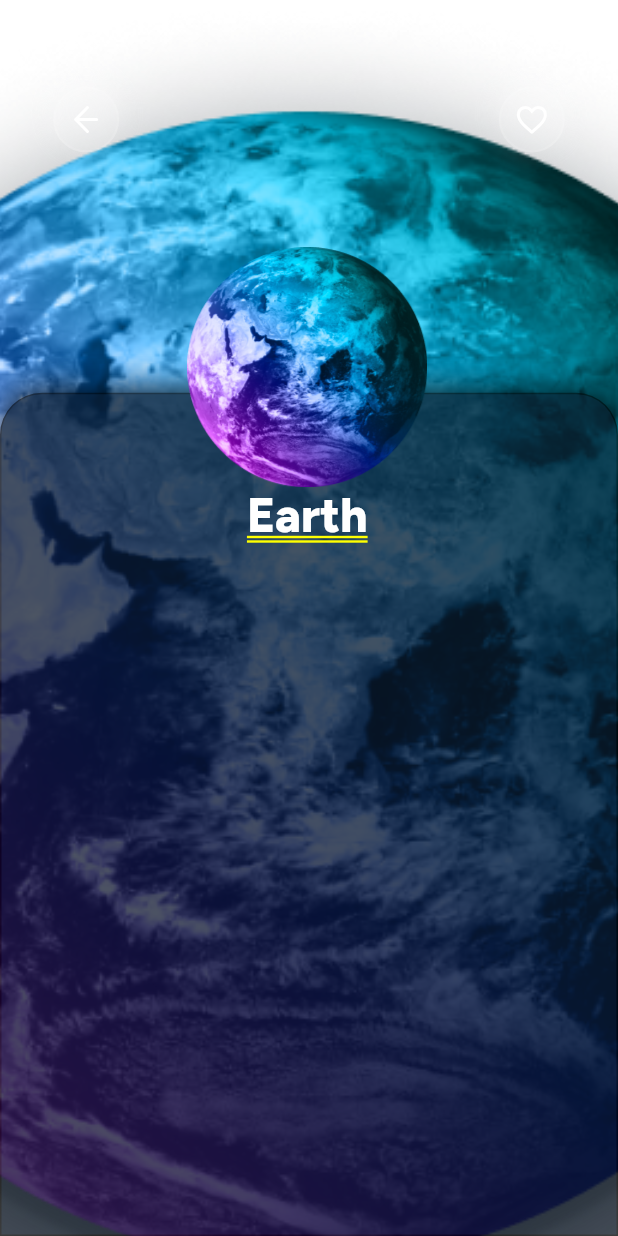
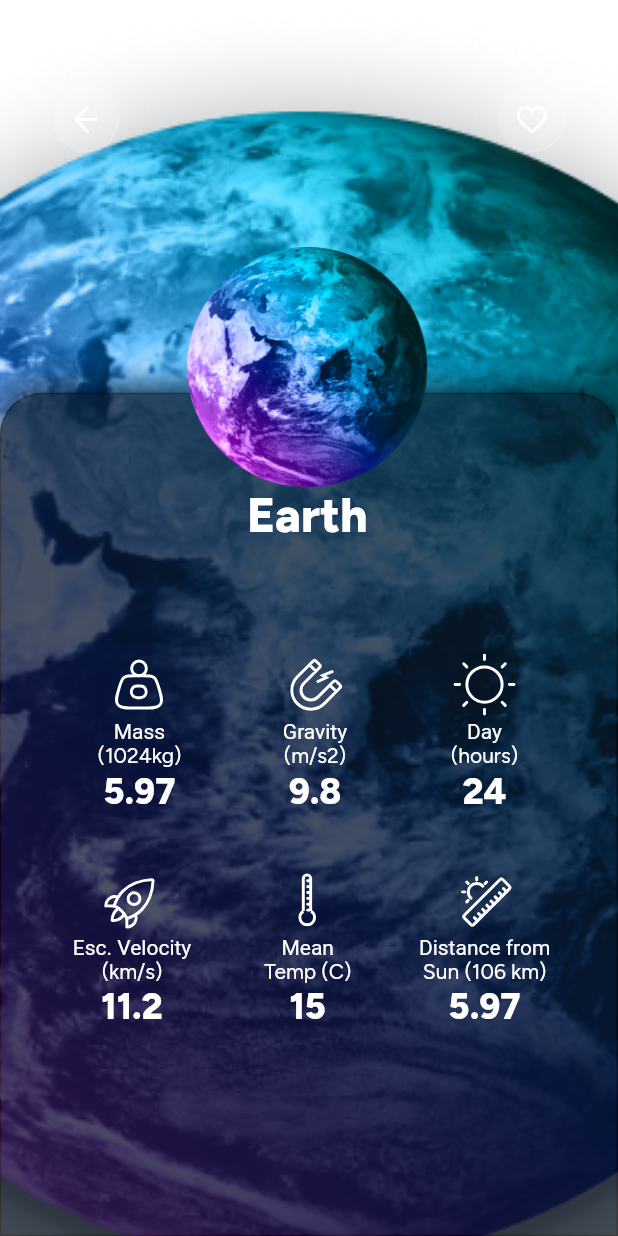
Before and after one commit to Sardorbee/my_solar_system, a Flutter app: the screen it shows after launch, after a tap on "Details", on a phone screen of 412 x 824 dp. Run offline on Flutter 3.47's test engine with Material 2 defaults, Android fonts, the phone set to English and light mode, and no system bars; our stand-ins replace flutter_svg, google_fonts; Roboto replaces fonts that are missing (Fig-tree).

```diff
--- a/lib/screens/detail_screen/detail_page.dart
+++ b/lib/screens/detail_screen/detail_page.dart
@@ -1,8 +1,8 @@
 import 'package:cosmos_data/screens/detail_screen/widgets/custom_appbar_detail.dart';
+import 'package:cosmos_data/screens/detail_screen/widgets/detail_parametr_item.dart';
 import 'package:cosmos_data/utils/app_icons.dart';
 import 'package:cosmos_data/utils/app_images.dart';
 import 'package:cosmos_data/utils/responsive_size.dart';
-import 'package:flutter/cupertino.dart';
 import 'package:flutter/material.dart';
 import 'package:google_fonts/google_fonts.dart';
 
@@ -25,7 +25,9 @@ class DetailPage extends StatelessWidget {
         ),
         Scaffold(
           backgroundColor: Colors.transparent,
-          body: Column(
+          body: Stack(
+            children: [
+              Column(
                 mainAxisAlignment: MainAxisAlignment.spaceBetween,
                 children: [
                   const CustomAppBarDetail(
@@ -34,13 +36,15 @@ class DetailPage extends StatelessWidget {
                     leading: AppIcons.arrowBack,
                   ),
                   Stack(
+                    alignment: Alignment.center,
                     children: [
                       Opacity(
                         opacity: 0.7,
                         child: Container(
                           width: responsibleSize(context: context, width: 375),
-                      height: responsibleSize(context: context, height: 554),
-                      decoration: ShapeDecoration(
+                          height:
+                              responsibleSize(context: context, height: 554),
+                          decoration: const ShapeDecoration(
                             color: Color(0xFF091422),
                             shape: RoundedRectangleBorder(
                               side: BorderSide(width: 1),
@@ -59,10 +63,11 @@ class DetailPage extends StatelessWidget {
                           ),
                         ),
                       ),
-                ],
-              )
+                      DetailParametrItem(),
+
                     ],
                   ),
+                ],
               ),
               Positioned(
                 left: MediaQuery.of(context).size.width / 3.3,
@@ -87,6 +92,10 @@ class DetailPage extends StatelessWidget {
                   ],
                 ),
               ),
+
+            ],
+          ),
+        ),
       ],
     );
   }
--- /dev/null
+++ b/lib/screens/detail_screen/widgets/detail_parametr_item.dart
@@ -0,0 +1,69 @@
+import 'package:cosmos_data/screens/detail_screen/widgets/one_param_item.dart';
+import 'package:cosmos_data/utils/app_icons.dart';
+import 'package:cosmos_data/utils/responsive_size.dart';
+import 'package:flutter/material.dart';
+
+class DetailParametrItem extends StatelessWidget {
+  const DetailParametrItem({super.key});
+
+  @override
+  Widget build(BuildContext context) {
+    return Column(
+      mainAxisAlignment: MainAxisAlignment.spaceBetween,
+      children: [
+        SizedBox(
+          height: responsibleSize(context: context, height: 32),
+        ),
+        Row(
+          mainAxisAlignment: MainAxisAlignment.spaceEvenly,
+          children: [
+            OneParamItem(
+              icon: AppIcons.mass,
+              title: 'Mass',
+              subtitle: '(1024kg)',
+              dataText: '5.97',
+            ),
+            OneParamItem(
+              icon: AppIcons.gravity,
+              title: 'Gravity',
+              subtitle: '(m/s2)',
+              dataText: '9.8',
+            ),
+            OneParamItem(
+              icon: AppIcons.day,
+              title: 'Day',
+              subtitle: '(hours)',
+              dataText: '24',
+            ),
+          ],
+        ),
+        SizedBox(
+          height: responsibleSize(context: context, height: 34),
+        ),
+        Row(
+          mainAxisAlignment: MainAxisAlignment.spaceEvenly,
+          children: [
+            OneParamItem(
+              icon: AppIcons.velocity,
+              title: ' Esc. Velocity ',
+              subtitle: '(km/s)',
+              dataText: '11.2',
+            ),
+            OneParamItem(
+              icon: AppIcons.temprature,
+              title: 'Mean',
+              subtitle: 'Temp (C)',
+              dataText: '15',
+            ),
+            OneParamItem(
+              icon: AppIcons.distance,
+              title: 'Distance from',
+              subtitle: 'Sun (106 km)',
+              dataText: '5.97',
+            ),
+          ],
+        ),
+      ],
+    );
+  }
+}
--- /dev/null
+++ b/lib/screens/detail_screen/widgets/one_param_item.dart
@@ -0,0 +1,58 @@
+import 'package:flutter/material.dart';
+import 'package:flutter_svg/flutter_svg.dart';
+
+class OneParamItem extends StatelessWidget {
+  String icon;
+  String title;
+  String subtitle;
+  String dataText;
+  OneParamItem({
+    super.key,
+    required this.icon,
+    required this.title,
+    required this.subtitle,
+    required this.dataText,
+  });
+
+  @override
+  Widget build(BuildContext context) {
+    return Column(
+      children: [
+        SvgPicture.asset(
+          icon,
+          width: 48,
+        ),
+         Text(
+          title,
+          style: const TextStyle(
+            color: Colors.white,
+            fontSize: 14,
+            fontFamily: 'Fig-tree',
+            fontWeight: FontWeight.w400,
+            height: 0,
+          ),
+        ),
+         Text(
+          subtitle,
+          style: const TextStyle(
+            color: Colors.white,
+            fontSize: 14,
+            fontFamily: 'Figtree',
+            fontWeight: FontWeight.w400,
+            height: 0,
+          ),
+        ),
+         Text(
+          dataText,
+          style: const TextStyle(
+            color: Colors.white,
+            fontSize: 24,
+            fontFamily: 'Figtree',
+            fontWeight: FontWeight.w800,
+            height: 0,
+          ),
+        ),
+      ],
+    );
+  }
+}
```
Lines whose indentation alone changed are shown as unchanged.
